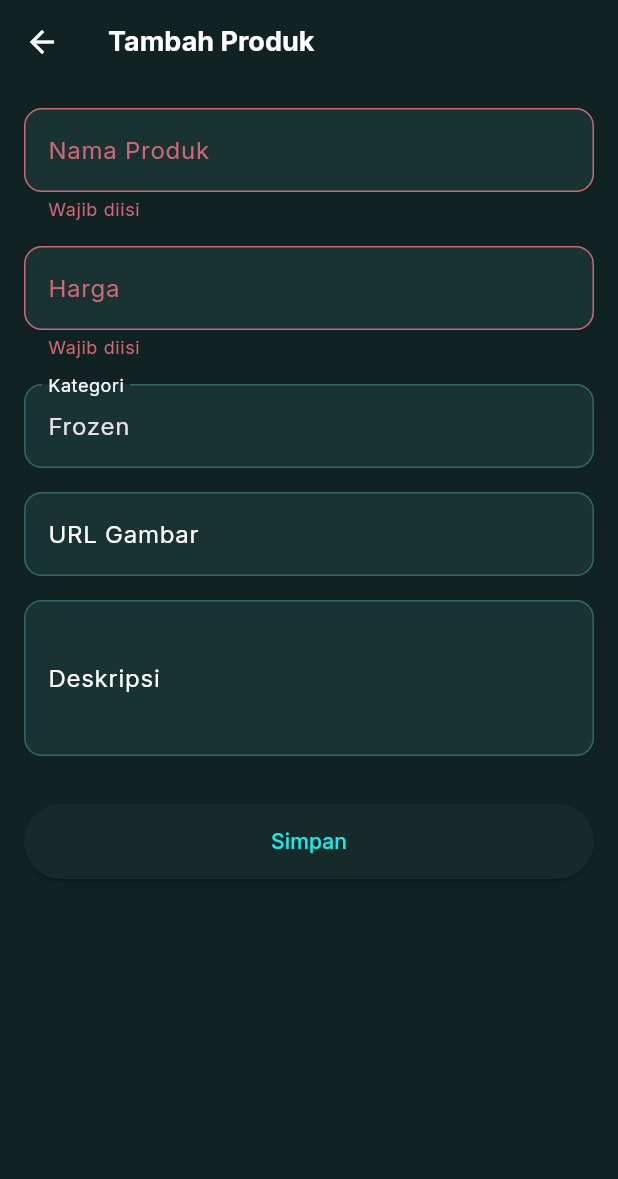
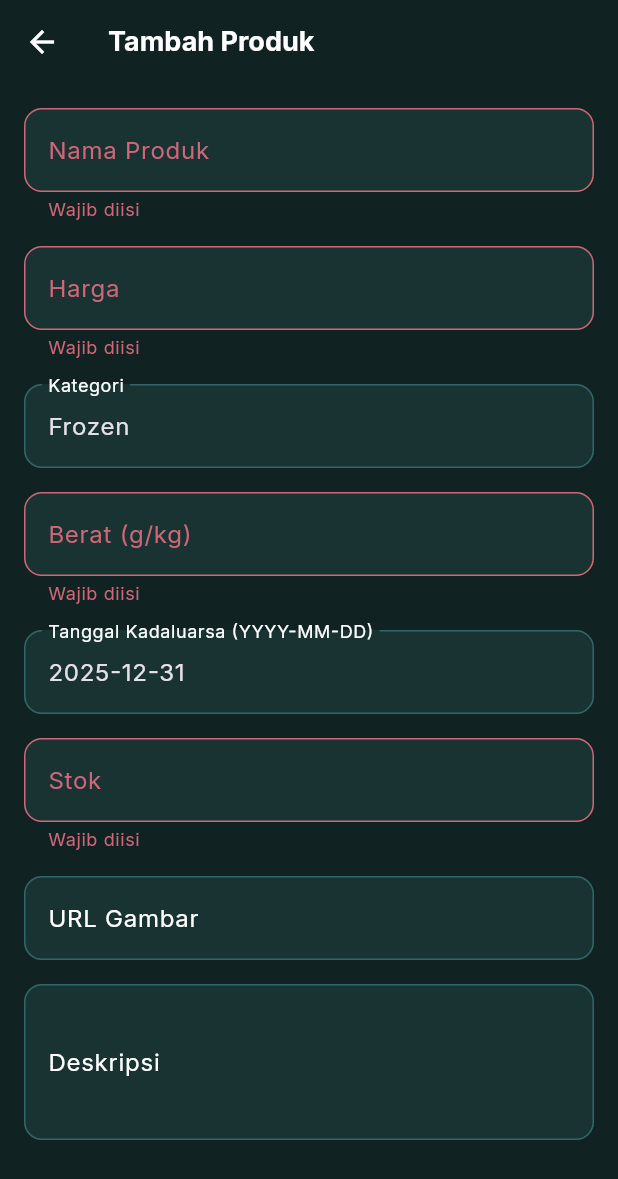
Before and after one commit to RajaSunrise/frozenfood, a Flutter app: the EditProductScreen screen opened directly, after a tap on "Simpan", on a phone screen of 412 x 824 dp. Shown: the top 1179 px of the screen. Run offline on Flutter 3.47's test engine with Material 3 defaults, Android fonts, the phone set to English and light mode, and no system bars; our stand-ins replace flutter_local_notifications, google_fonts, shared_preferences, sqflite; accounts and stored records are empty.

Commit message:
Fix Android build errors and enhance product edit screen
- Updated `android/app/build.gradle.kts` to use NDK 27.0.12077973 and enable core library desugaring with `desugar_jdk_libs:2.1.4`.
- Enhanced `EditProductScreen` to include fields for Category, Weight, Expiration Date, and Stock, ensuring all product data can be managed.

```diff
--- a/lib/screens/edit_product_screen.dart
+++ b/lib/screens/edit_product_screen.dart
@@ -19,6 +19,9 @@ class _EditProductScreenState extends State<EditProductScreen> {
   late TextEditingController _descriptionController;
   late TextEditingController _imageUrlController;
   late TextEditingController _categoryController;
+  late TextEditingController _weightController;
+  late TextEditingController _expirationDateController;
+  late TextEditingController _stockController;
 
   bool _isLoading = false;
 
@@ -30,6 +33,9 @@ class _EditProductScreenState extends State<EditProductScreen> {
     _descriptionController = TextEditingController(text: widget.product?.description ?? '');
     _imageUrlController = TextEditingController(text: widget.product?.imageUrl ?? '');
     _categoryController = TextEditingController(text: widget.product?.category ?? 'Frozen');
+    _weightController = TextEditingController(text: widget.product?.weight.toString() ?? '');
+    _expirationDateController = TextEditingController(text: widget.product?.expirationDate ?? '2025-12-31');
+    _stockController = TextEditingController(text: widget.product?.stock.toString() ?? '');
   }
 
   @override
@@ -39,6 +45,9 @@ class _EditProductScreenState extends State<EditProductScreen> {
     _descriptionController.dispose();
     _imageUrlController.dispose();
     _categoryController.dispose();
+    _weightController.dispose();
+    _expirationDateController.dispose();
+    _stockController.dispose();
     super.dispose();
   }
 
@@ -52,13 +61,13 @@ class _EditProductScreenState extends State<EditProductScreen> {
         name: _nameController.text,
         category: _categoryController.text,
         price: double.tryParse(_priceController.text) ?? 0,
-        weight: widget.product?.weight ?? 1.0,
-        expirationDate: widget.product?.expirationDate ?? '2025-12-31',
+        weight: double.tryParse(_weightController.text) ?? 1.0,
+        expirationDate: _expirationDateController.text,
         description: _descriptionController.text,
         rating: widget.product?.rating ?? 0.0,
         reviewCount: widget.product?.reviewCount ?? 0,
         imageUrl: _imageUrlController.text.isNotEmpty ? _imageUrlController.text : 'https://via.placeholder.com/150',
-        stock: widget.product?.stock ?? 100,
+        stock: int.tryParse(_stockController.text) ?? 100,
       );
 
       try {
@@ -107,6 +116,27 @@ class _EditProductScreenState extends State<EditProductScreen> {
                 TextFormField(
                   controller: _categoryController,
                   decoration: const InputDecoration(labelText: 'Kategori'),
+                  validator: (v) => v!.isEmpty ? 'Wajib diisi' : null,
+                ),
+                const SizedBox(height: 16),
+                TextFormField(
+                  controller: _weightController,
+                  decoration: const InputDecoration(labelText: 'Berat (g/kg)'),
+                  keyboardType: TextInputType.number,
+                  validator: (v) => v!.isEmpty ? 'Wajib diisi' : null,
+                ),
+                const SizedBox(height: 16),
+                TextFormField(
+                  controller: _expirationDateController,
+                  decoration: const InputDecoration(labelText: 'Tanggal Kadaluarsa (YYYY-MM-DD)'),
+                  validator: (v) => v!.isEmpty ? 'Wajib diisi' : null,
+                ),
+                const SizedBox(height: 16),
+                TextFormField(
+                  controller: _stockController,
+                  decoration: const InputDecoration(labelText: 'Stok'),
+                  keyboardType: TextInputType.number,
+                  validator: (v) => v!.isEmpty ? 'Wajib diisi' : null,
                 ),
                 const SizedBox(height: 16),
                 TextFormField(
```
Also changed, not shown: 1 other file.
